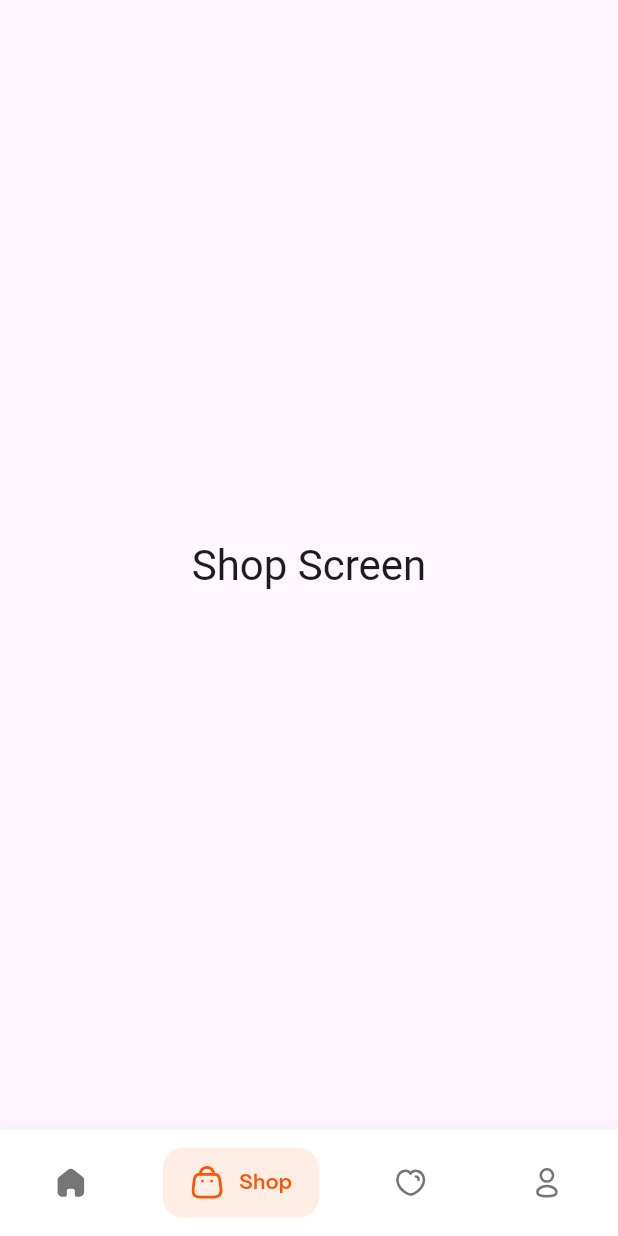
After one commit to ahmedabdelkrim125/Cyberlio_App, a Flutter app: the BottomNavScreen screen opened by its route, item 2 of the bottom bar chosen, on a phone screen of 412 x 824 dp. The commit adds this screen. Run offline on Flutter 3.47's test engine with Material 3 defaults, Android fonts, the phone set to English and light mode, and no system bars; drawn by our look-alikes of google_nav_bar; our stand-ins replace flutter_screenutil, flutter_svg.

Commit message:
Implement bottom navigation with Home, Shop, Favorites, and Profile screens using SVG icons

```diff
--- a/lib/core/constants/app_images.dart
+++ b/lib/core/constants/app_images.dart
@@ -1,3 +1,10 @@
 class Assets {
+  // Images
   static const String onboarding = 'assets/images/Onboarding.png';
+
+  // SVGs
+  static const String homeIcon = 'assets/SVG/Home.svg';
+  static const String shopIcon = 'assets/SVG/Shop.svg';
+  static const String wishlistIcon = 'assets/SVG/Heart.svg';
+  static const String profileIcon = 'assets/SVG/Profile.svg';
 }
--- a/lib/core/routing/app_router.dart
+++ b/lib/core/routing/app_router.dart
@@ -1,7 +1,11 @@
 import 'package:e_commerce_app/core/routing/routes.dart';
-import 'package:e_commerce_app/features/home/ui/home_screen.dart';
-import 'package:e_commerce_app/features/onboarding/onboarding_screen.dart';
 import 'package:flutter/material.dart';
+
+import '../../features/bottom_nav/bottom_nav_screen.dart';
+import '../../features/home/ui/home_screen.dart';
+import '../../features/onboarding/onboarding_screen.dart';
+import '../../features/profile/ui/profile_screen.dart';
+import '../../features/favorites/ui/favorites_screen.dart';
 
 class AppRouter {
   static Route<dynamic> generateRoute(RouteSettings settings) {
@@ -11,6 +15,13 @@ class AppRouter {
 
       case Routes.homeScreen:
         return MaterialPageRoute(builder: (_) => const HomeScreen());
+      case Routes.wishlistScreen:
+        return MaterialPageRoute(builder: (_) => const FavoritesScreen());
+      case Routes.profileScreen:
+        return MaterialPageRoute(builder: (_) => const ProfileScreen());
+
+      case Routes.bottomNavScreen:
+        return MaterialPageRoute(builder: (_) => const BottomNavScreen());
 
       default:
         return MaterialPageRoute(
--- a/lib/core/routing/routes.dart
+++ b/lib/core/routing/routes.dart
@@ -1,7 +1,7 @@
 class Routes {
-  static const String splashScreen = '/splashScreen';
   static const String onBoardingScreen = '/onBoardingScreen';
-  static const String loginScreen = '/loginScreen';
-  static const String signupScreen = '/signupScreen';
   static const String homeScreen = '/homeScreen';
+  static const String wishlistScreen = '/wishlistScreen';
+  static const String profileScreen = '/profileScreen';
+  static const String bottomNavScreen = '/bottomNavScreen';
 }
--- a/lib/core/theme/text_styles.dart
+++ b/lib/core/theme/text_styles.dart
@@ -17,4 +17,12 @@ class TextStyles {
     fontFamily: 'PPMori',
     fontWeight: FontWeight.w600,
   );
+
+  /// Used for Bottom Navigation Bar text
+  static const TextStyle bottomNavText = TextStyle(
+    color: AppColors.primaryOrange,
+    fontSize: 14,
+    fontFamily: 'PPMori',
+    fontWeight: FontWeight.w600,
+  );
 }
--- /dev/null
+++ b/lib/features/bottom_nav/bottom_nav_screen.dart
@@ -0,0 +1,121 @@
+import '../../core/constants/app_images.dart';
+import '../../core/theme/app_colors.dart';
+import '../../core/theme/text_styles.dart';
+import '../home/ui/home_screen.dart';
+import '../shop/ui/shop_screen.dart';
+import '../favorites/ui/favorites_screen.dart';
+import '../profile/ui/profile_screen.dart';
+import 'package:flutter/material.dart';
+import 'package:flutter_svg/flutter_svg.dart';
+import 'package:google_nav_bar/google_nav_bar.dart';
+import '../../core/helper/responsive_extensions.dart';
+
+class BottomNavScreen extends StatefulWidget {
+  const BottomNavScreen({super.key});
+
+  @override
+  State<BottomNavScreen> createState() => _BottomNavScreenState();
+}
+
+class _BottomNavScreenState extends State<BottomNavScreen> {
+  int _currentIndex = 0;
+
+  final List<Widget> _screens = [
+    const HomeScreen(),
+    const ShopScreen(),
+    const FavoritesScreen(),
+    const ProfileScreen(),
+  ];
+
+  @override
+  Widget build(BuildContext context) {
+    return Scaffold(
+      body: _screens[_currentIndex],
+      bottomNavigationBar: Container(
+        decoration: BoxDecoration(
+          color: AppColors.white,
+          boxShadow: [
+            BoxShadow(
+              color: Colors.black.withOpacity(0.05),
+              blurRadius: 10.r(context),
+              offset: Offset(0, -2.h(context)),
+            ),
+          ],
+        ),
+        child: SafeArea(
+          child: Padding(
+            padding: context.responsivePadding(horizontal: 16, vertical: 12),
+            child: GNav(
+              selectedIndex: _currentIndex,
+              onTabChange: (index) {
+                setState(() {
+                  _currentIndex = index;
+                });
+              },
+              gap: 8.w(context),
+              color: Colors.grey[600],
+              activeColor: AppColors.primaryOrange,
+              tabBackgroundColor: AppColors.primaryOrange.withOpacity(0.1),
+              padding: EdgeInsets.symmetric(
+                horizontal: 16.w(context),
+                vertical: 12.h(context),
+              ),
+              tabBorderRadius: 12.r(context),
+              tabs: [
+                _buildTab(
+                  context: context,
+                  iconPath: Assets.homeIcon,
+                  text: 'Home',
+                  isActive: _currentIndex == 0,
+                ),
+                _buildTab(
+                  context: context,
+                  iconPath: Assets.shopIcon,
+                  text: 'Shop',
+                  isActive: _currentIndex == 1,
+                ),
+                _buildTab(
+                  context: context,
+                  iconPath: Assets.wishlistIcon,
+                  text: 'Favorites',
+                  isActive: _currentIndex == 2,
+                ),
+                _buildTab(
+                  context: context,
+                  iconPath: Assets.profileIcon,
+                  text: 'Profile',
+                  isActive: _currentIndex == 3,
+                ),
+              ],
+            ),
+          ),
+        ),
+      ),
+    );
+  }
+
+  GButton _buildTab({
+    required BuildContext context,
+    required String iconPath,
+    required String text,
+    required bool isActive,
+  }) {
+    return GButton(
+      icon: Icons.circle,
+      iconSize: 0,
+      text: text,
+      textStyle: TextStyles.bottomNavText.copyWith(
+        fontSize: context.responsiveFontSize(14),
+      ),
+      leading: SvgPicture.asset(
+        iconPath,
+        width: 22.w(context),
+        height: 22.h(context),
+        colorFilter: ColorFilter.mode(
+          isActive ? AppColors.primaryOrange : Colors.grey[600]!,
+          BlendMode.srcIn,
+        ),
+      ),
+    );
+  }
+}
--- /dev/null
+++ b/lib/features/favorites/ui/favorites_screen.dart
@@ -0,0 +1,17 @@
+import 'package:flutter/material.dart';
+
+class FavoritesScreen extends StatelessWidget {
+  const FavoritesScreen({super.key});
+
+  @override
+  Widget build(BuildContext context) {
+    return Scaffold(
+      body: Center(
+        child: Text(
+          'Favorites Screen',
+          style: Theme.of(context).textTheme.headlineMedium,
+        ),
+      ),
+    );
+  }
+}
--- a/lib/features/onboarding/onboarding_screen.dart
+++ b/lib/features/onboarding/onboarding_screen.dart
@@ -36,7 +36,7 @@ class OnboardingScreen extends StatelessWidget {
                 ),
                 TextButton(
                   onPressed: () {
-                    context.pushNamed(Routes.homeScreen);
+                    context.pushNamed(Routes.bottomNavScreen);
                   },
                   style: TextButton.styleFrom(
                     padding: EdgeInsets.zero,
--- /dev/null
+++ b/lib/features/profile/ui/profile_screen.dart
@@ -0,0 +1,17 @@
+import 'package:flutter/material.dart';
+
+class ProfileScreen extends StatelessWidget {
+  const ProfileScreen({super.key});
+
+  @override
+  Widget build(BuildContext context) {
+    return Scaffold(
+      body: Center(
+        child: Text(
+          'Profile Screen',
+          style: Theme.of(context).textTheme.headlineMedium,
+        ),
+      ),
+    );
+  }
+}
--- /dev/null
+++ b/lib/features/shop/ui/shop_screen.dart
@@ -0,0 +1,17 @@
+import 'package:flutter/material.dart';
+
+class ShopScreen extends StatelessWidget {
+  const ShopScreen({super.key});
+
+  @override
+  Widget build(BuildContext context) {
+    return Scaffold(
+      body: Center(
+        child: Text(
+          'Shop Screen',
+          style: Theme.of(context).textTheme.headlineMedium,
+        ),
+      ),
+    );
+  }
+}
```
Also changed, not shown: pubspec.yaml (+5 -2 lines), assets/SVG/Heart.svg (added), assets/SVG/Home.svg (added), assets/SVG/Profile.svg (added), assets/SVG/Shop.svg (added), assets/images/Onboarding.png, pubspec.lock.
